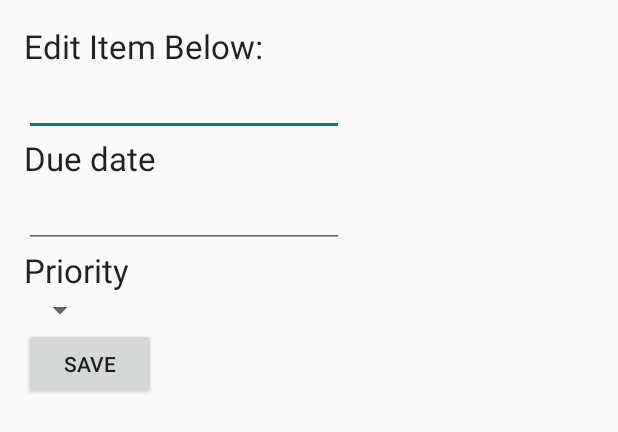
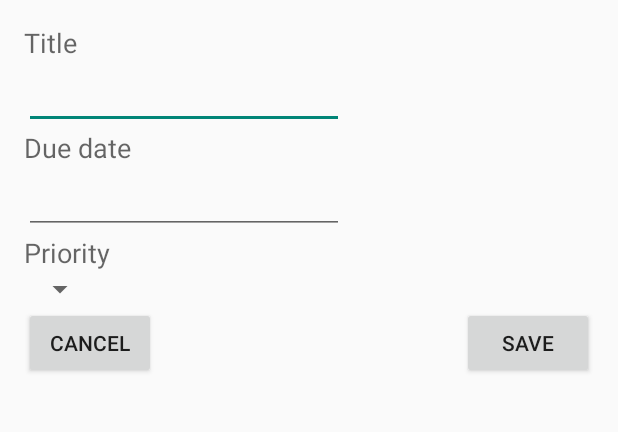
Before and after one commit to aotarola/todo-plus, an Android app: the layout dialog_edit_item.xml on its own in the app's theme, with its tools: preview values and no code run, on a phone screen of 412 x 824 dp. Shown: the top 432 px of the screen. Run offline under Robolectric (Android 15) with nearby library versions, the phone set to English and light mode, and no system bars.

Commit message:
Added support for DialogFragment

```diff
--- a/app/src/main/AndroidManifest.xml
+++ b/app/src/main/AndroidManifest.xml
@@ -17,10 +17,7 @@
                 <category android:name="android.intent.category.LAUNCHER" />
             </intent-filter>
         </activity>
-        <activity
-            android:name=".EditItemActivity"
-            android:label="@string/title_activity_edit_item" >
-        </activity>
+
         <meta-data android:name="DATABASE" android:value="todo_plus.db" />
         <meta-data android:name="VERSION" android:value="1" />
         <meta-data android:name="QUERY_LOG" android:value="true" />
--- a/app/src/main/res/layout/activity_edit_item.xml
+++ b/app/src/main/res/layout/dialog_edit_item.xml
@@ -4,13 +4,13 @@
     android:paddingRight="@dimen/activity_horizontal_margin"
     android:paddingTop="@dimen/activity_vertical_margin"
     android:paddingBottom="@dimen/activity_vertical_margin"
-    tools:context="com.example.aotarolaalvarad.todoapp.EditItemActivity">
+    tools:context="com.example.aotarolaalvarad.todoapp.EditItemDialog">
 
     <TextView
         android:layout_width="wrap_content"
         android:layout_height="wrap_content"
-        android:textAppearance="?android:attr/textAppearanceLarge"
-        android:text="@string/edit_item_below"
+        android:textAppearance="?android:attr/textAppearanceMedium"
+        android:text="@string/title"
         android:id="@+id/lblEditItem"
         android:layout_alignParentTop="true"
         android:layout_alignParentLeft="true"
@@ -31,7 +31,7 @@
     <TextView
         android:layout_width="wrap_content"
         android:layout_height="wrap_content"
-        android:textAppearance="?android:attr/textAppearanceLarge"
+        android:textAppearance="?android:attr/textAppearanceMedium"
         android:text="@string/due_date"
         android:id="@+id/textView"
         android:layout_below="@+id/etEditItemText"
@@ -51,7 +51,7 @@
     <TextView
         android:layout_width="wrap_content"
         android:layout_height="wrap_content"
-        android:textAppearance="?android:attr/textAppearanceLarge"
+        android:textAppearance="?android:attr/textAppearanceMedium"
         android:text="@string/priority"
         android:id="@+id/textView2"
         android:layout_below="@+id/etEditDueDateText"
@@ -71,8 +71,16 @@
         android:layout_width="wrap_content"
         android:layout_height="wrap_content"
         android:text="@string/save"
-        android:onClick="onSubmit"
         android:id="@+id/btnUpdateItem"
+        android:layout_below="@+id/spinner"
+        android:layout_alignParentRight="true"
+        android:layout_alignParentEnd="true" />
+
+    <Button
+        android:layout_width="wrap_content"
+        android:layout_height="wrap_content"
+        android:text="@android:string/cancel"
+        android:id="@+id/btnCancel"
         android:layout_below="@+id/spinner"
         android:layout_alignParentLeft="true"
         android:layout_alignParentStart="true" />
--- a/app/src/main/res/values/strings.xml
+++ b/app/src/main/res/values/strings.xml
@@ -5,7 +5,8 @@
     <string name="add_item">Add a new item ...</string>
     <string name="title_activity_edit_item">Edit Item</string>
     <string name="save">Save</string>
-    <string name="edit_item_below">Edit Item Below:</string>
+    <string name="edit_item_below">Edit Item Below</string>
     <string name="due_date">Due date</string>
     <string name="priority">Priority</string>
+    <string name="title">Title</string>
 </resources>
```
Also changed, not shown: app/src/main/java/com/example/aotarolaalvarad/todoapp/EditItemActivity.java (deleted, +0 -83 lines), app/src/main/java/com/example/aotarolaalvarad/todoapp/EditItemDialog.java (added, +112 -0 lines), app/src/main/java/com/example/aotarolaalvarad/todoapp/MainActivity.java (+37 -36 lines), app/src/main/res/menu/menu_edit_item.xml (deleted, +0 -7 lines).
